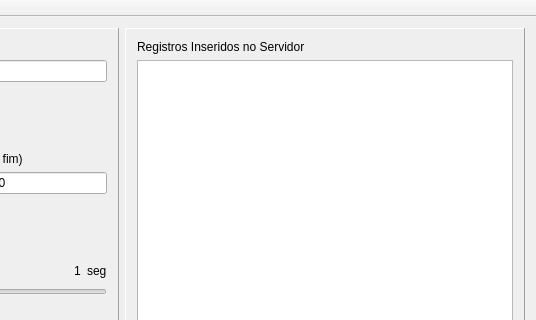
This is QTDataSender/mainwindow.ui in DenisMedeiros/DCA0201QTProject as Qt 5 draws it before an edit; both pictures show x 158 to 694 and y 0 to 320 of the 694 by 436 pixel window. The edited form follows.
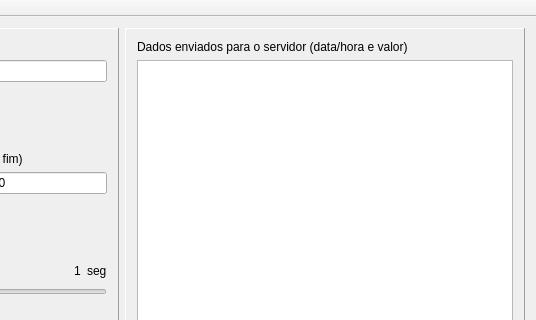
This is the edited form.

The edit to the form file:
```diff
--- a/QTDataSender/mainwindow.ui
+++ b/QTDataSender/mainwindow.ui
@@ -184,7 +184,7 @@
            <item>
             <widget class="QLabel" name="label_5">
              <property name="text">
-              <string>Registros Inseridos no Servidor</string>
+              <string>Dados enviados para o servidor (data/hora e valor)</string>
              </property>
             </widget>
            </item>
```
Left out of the diff: 2 changed lines with no effect on the pictures.
